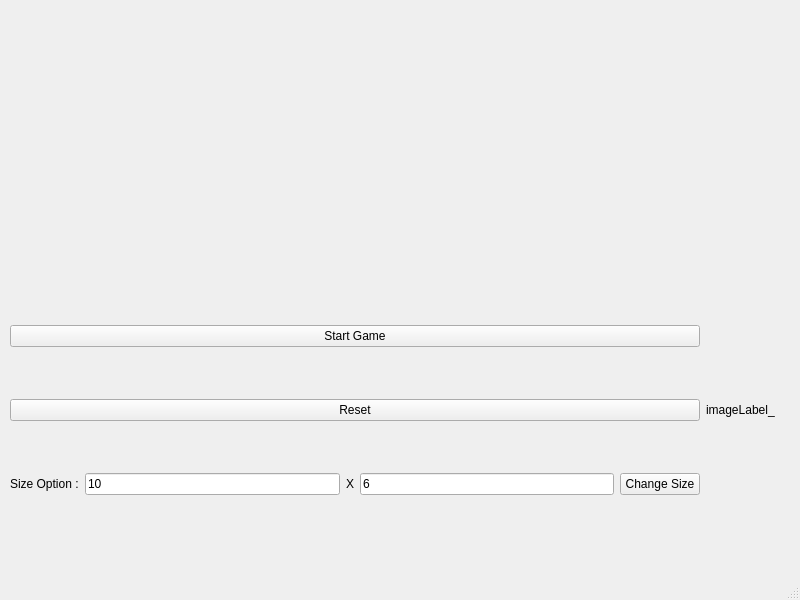
Qt form ApplicationLabyrinthe/Labyrinthe/mainwindow.ui (SamuelTauleigne/LabyrinthProject) before a commit.
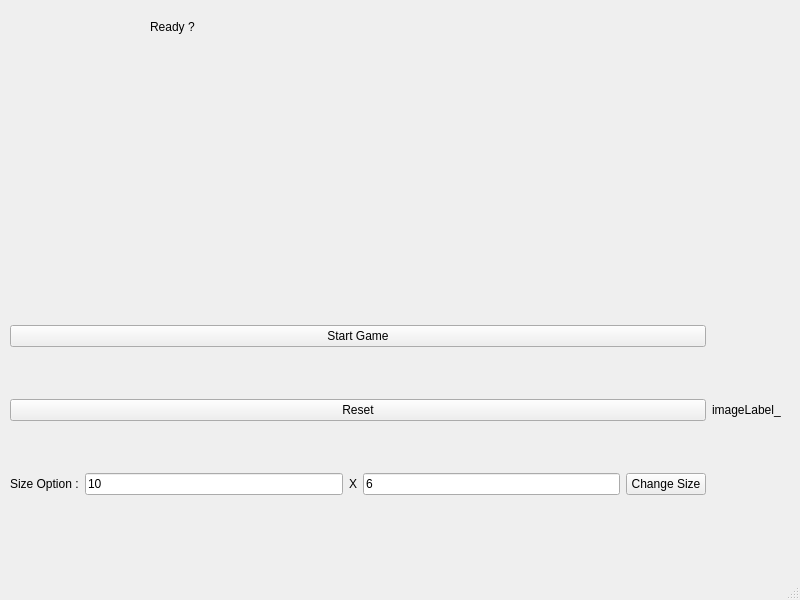
The same form after that commit.

Diff of the .ui file:
```diff
--- a/ApplicationLabyrinthe/Labyrinthe/mainwindow.ui
+++ b/ApplicationLabyrinthe/Labyrinthe/mainwindow.ui
@@ -29,6 +29,29 @@
        <property name="autoFillBackground">
         <bool>false</bool>
        </property>
+       <widget class="QWidget" name="mapWidget" native="true">
+        <property name="geometry">
+         <rect>
+          <x>10</x>
+          <y>10</y>
+          <width>120</width>
+          <height>80</height>
+         </rect>
+        </property>
+       </widget>
+       <widget class="QLabel" name="chronoLabel">
+        <property name="geometry">
+         <rect>
+          <x>140</x>
+          <y>10</y>
+          <width>47</width>
+          <height>14</height>
+         </rect>
+        </property>
+        <property name="text">
+         <string>Ready ?</string>
+        </property>
+       </widget>
       </widget>
      </item>
      <item>
@@ -100,9 +123,6 @@
          </property>
         </widget>
        </item>
-       <item>
-        <widget class="QWidget" name="webcamWidget" native="true"/>
-       </item>
       </layout>
      </item>
     </layout>
```
